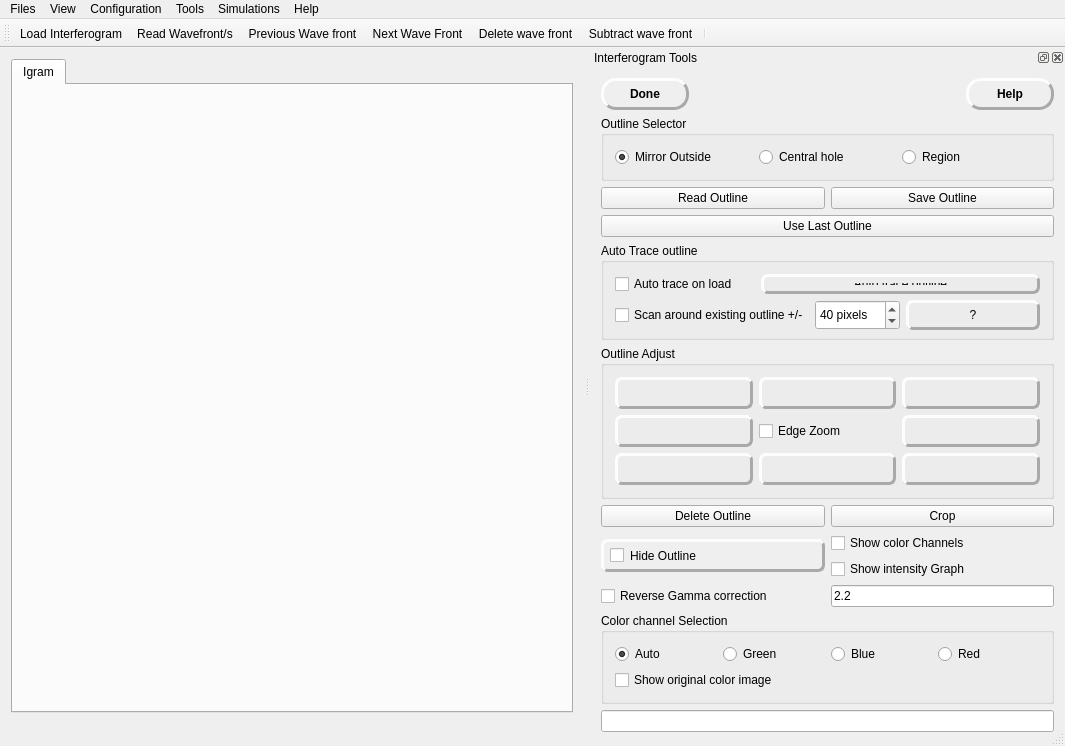
Old version of the form mainwindow.ui in the repository githubdoe/DFTFringe.
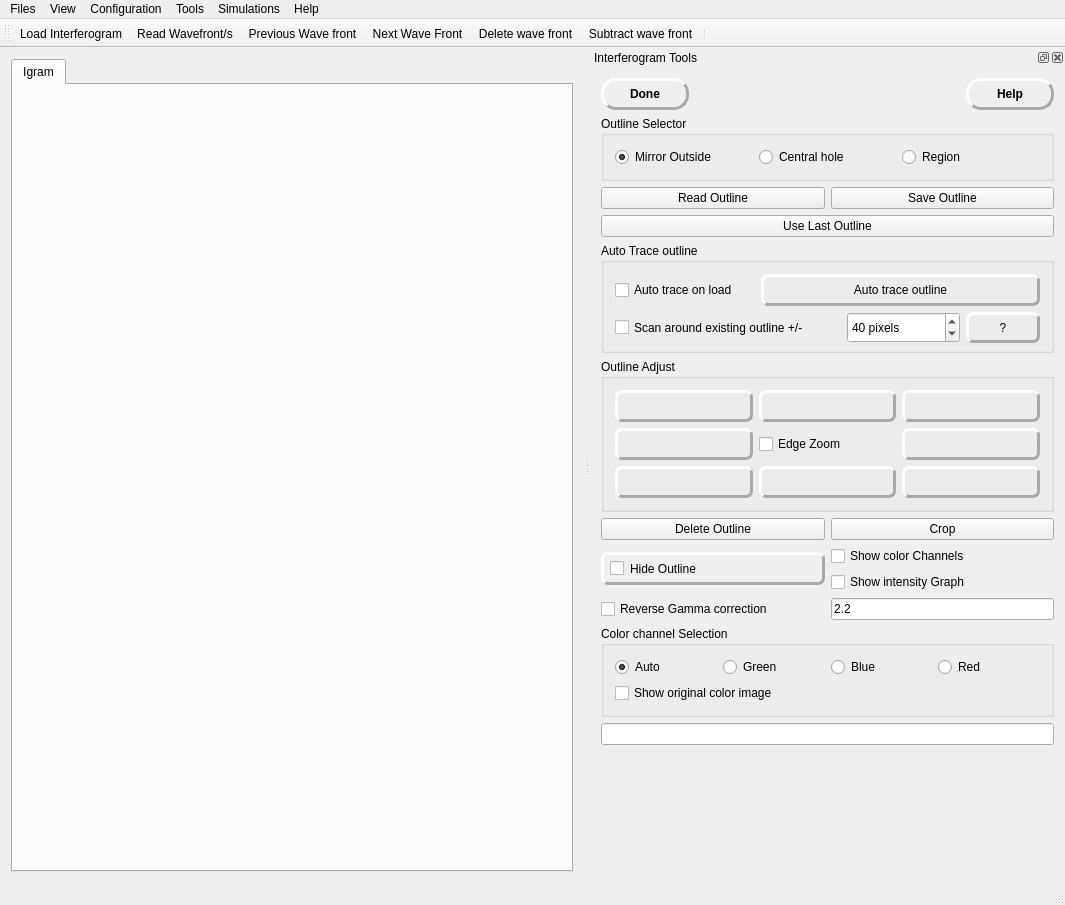
New version of the form. Icons and pictures are not drawn.

Diff of the .ui file:
```diff
--- a/mainwindow.ui
+++ b/mainwindow.ui
@@ -7,7 +7,7 @@
     <x>0</x>
     <y>0</y>
     <width>1065</width>
-    <height>746</height>
+    <height>905</height>
    </rect>
   </property>
   <property name="sizePolicy">
@@ -158,7 +158,7 @@
    <property name="minimumSize">
     <size>
      <width>475</width>
-     <height>790</height>
+     <height>791</height>
     </size>
    </property>
    <property name="whatsThis">
@@ -385,7 +385,7 @@
      <item>
       <widget class="QGroupBox" name="groupBox_4">
        <property name="sizePolicy">
-        <sizepolicy hsizetype="Ignored" vsizetype="Preferred">
+        <sizepolicy hsizetype="Ignored" vsizetype="Fixed">
          <horstretch>0</horstretch>
          <verstretch>0</verstretch>
         </sizepolicy>
@@ -415,11 +415,17 @@
           <item>
            <widget class="QPushButton" name="autoOutline">
             <property name="sizePolicy">
-             <sizepolicy hsizetype="Minimum" vsizetype="Ignored">
+             <sizepolicy hsizetype="Preferred" vsizetype="Preferred">
               <horstretch>0</horstretch>
               <verstretch>0</verstretch>
              </sizepolicy>
             </property>
+            <property name="minimumSize">
+             <size>
+              <width>0</width>
+              <height>0</height>
+             </size>
+            </property>
             <property name="styleSheet">
              <string notr="true"> border-style: outset;
  border-width: 3px;
@@ -481,14 +487,14 @@
           <item>
            <widget class="QPushButton" name="autoOutlineHelp">
             <property name="sizePolicy">
-             <sizepolicy hsizetype="Maximum" vsizetype="Preferred">
+             <sizepolicy hsizetype="Preferred" vsizetype="Preferred">
               <horstretch>0</horstretch>
               <verstretch>0</verstretch>
              </sizepolicy>
             </property>
             <property name="minimumSize">
              <size>
-              <width>134</width>
+              <width>74</width>
               <height>30</height>
              </size>
             </property>
@@ -596,7 +602,7 @@
           </property>
           <property name="minimumSize">
            <size>
-            <width>134</width>
+            <width>74</width>
             <height>0</height>
            </size>
           </property>
@@ -642,7 +648,7 @@
           </property>
           <property name="minimumSize">
            <size>
-            <width>134</width>
+            <width>74</width>
             <height>0</height>
            </size>
           </property>
@@ -682,7 +688,7 @@
           </property>
           <property name="minimumSize">
            <size>
-            <width>134</width>
+            <width>74</width>
             <height>0</height>
            </size>
           </property>
@@ -731,7 +737,7 @@
           </property>
           <property name="minimumSize">
            <size>
-            <width>134</width>
+            <width>74</width>
             <height>0</height>
            </size>
           </property>
@@ -774,7 +780,7 @@
           </property>
           <property name="minimumSize">
            <size>
-            <width>134</width>
+            <width>74</width>
             <height>0</height>
            </size>
           </property>
@@ -823,7 +829,7 @@
           </property>
           <property name="minimumSize">
            <size>
-            <width>134</width>
+            <width>74</width>
             <height>0</height>
            </size>
           </property>
@@ -866,7 +872,7 @@
           </property>
           <property name="minimumSize">
            <size>
-            <width>76</width>
+            <width>46</width>
             <height>0</height>
            </size>
           </property>
@@ -957,7 +963,7 @@
          </property>
          <property name="minimumSize">
           <size>
-           <width>134</width>
+           <width>74</width>
            <height>0</height>
           </size>
          </property>
```
Left out of the diff: 3 changed lines with no effect on the pictures.
